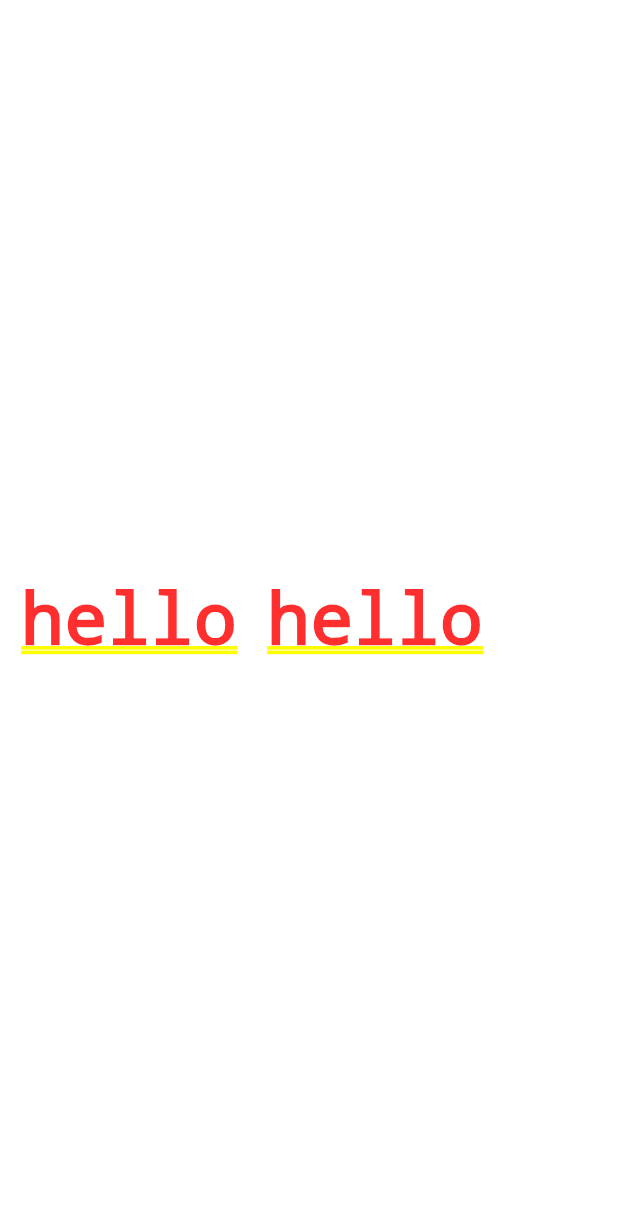
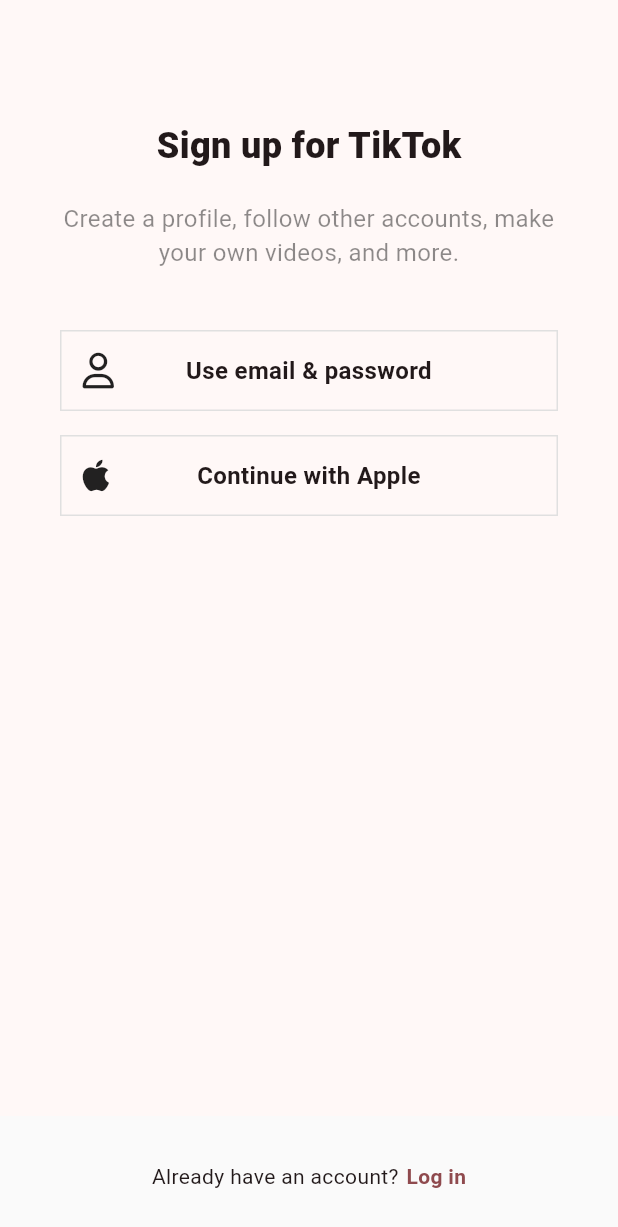
Before and after one commit to bristolkon3802/tiktok_clone, a Flutter app: the screen it shows after launch, on a phone screen of 412 x 824 dp. Shown: the top 1227 px of the screen. Run offline on Flutter 3.47's test engine with Material 3 defaults, Android fonts, the phone set to English and light mode, and no system bars; our stand-ins replace font_awesome_flutter.

Commit message:
로그인, 등록 screen 정의

```diff
--- /dev/null
+++ b/lib/features/authentication/sign_up_screen.dart
@@ -0,0 +1,82 @@
+import 'package:flutter/material.dart';
+import 'package:font_awesome_flutter/font_awesome_flutter.dart';
+import 'package:tiktok_clone/constants/gaps.dart';
+import 'package:tiktok_clone/constants/sizes.dart';
+import 'package:tiktok_clone/features/authentication/login_screen.dart';
+import 'package:tiktok_clone/features/authentication/widgets/auth_button.dart';
+
+class SignUpScreen extends StatelessWidget {
+  const SignUpScreen({super.key});
+
+  void onLoginTap(BuildContext context) {
+    Navigator.of(context).push(MaterialPageRoute(
+      builder: (context) => const LoginScreen(),
+    ));
+  }
+
+  @override
+  Widget build(BuildContext context) {
+    return Scaffold(
+      body: const SafeArea(
+        child: Padding(
+          padding: EdgeInsets.symmetric(
+            horizontal: Sizes.size40,
+          ),
+          child: Column(
+            children: [
+              Gaps.v80,
+              Text(
+                'Sign up for TikTok',
+                style: TextStyle(
+                  fontSize: Sizes.size24,
+                  fontWeight: FontWeight.w800,
+                ),
+              ),
+              Gaps.v20,
+              Text(
+                'Create a profile, follow other accounts, make your own videos, and more.',
+                style: TextStyle(
+                  fontSize: Sizes.size16,
+                  color: Colors.black45,
+                ),
+                textAlign: TextAlign.center,
+              ),
+              Gaps.v40,
+              AuthButton(
+                  icon: FaIcon(FontAwesomeIcons.user),
+                  text: "Use email & password"),
+              Gaps.v16,
+              AuthButton(
+                  icon: FaIcon(FontAwesomeIcons.apple),
+                  text: "Continue with Apple"),
+            ],
+          ),
+        ),
+      ),
+      bottomNavigationBar: BottomAppBar(
+        color: Colors.grey.shade50,
+        elevation: 1,
+        child: Padding(
+          padding: const EdgeInsets.symmetric(vertical: Sizes.size10),
+          child: Row(
+            mainAxisAlignment: MainAxisAlignment.center,
+            children: [
+              const Text('Already have an account?'),
+              Gaps.h5,
+              GestureDetector(
+                onTap: () => onLoginTap(context),
+                child: Text(
+                  'Log in',
+                  style: TextStyle(
+                    fontWeight: FontWeight.w600,
+                    color: Theme.of(context).primaryColor,
+                  ),
+                ),
+              ),
+            ],
+          ),
+        ),
+      ),
+    );
+  }
+}
--- /dev/null
+++ b/lib/features/authentication/widgets/auth_button.dart
@@ -0,0 +1,47 @@
+import 'package:flutter/material.dart';
+import 'package:font_awesome_flutter/font_awesome_flutter.dart';
+import 'package:tiktok_clone/constants/sizes.dart';
+
+class AuthButton extends StatelessWidget {
+  final String text;
+  final FaIcon icon;
+
+  const AuthButton({
+    super.key,
+    required this.text,
+    required this.icon,
+  });
+
+  @override
+  Widget build(BuildContext context) {
+    return FractionallySizedBox(
+      widthFactor: 1,
+      child: Container(
+        padding: const EdgeInsets.all(Sizes.size14),
+        decoration: BoxDecoration(
+          border: Border.all(
+            color: Colors.grey.shade300,
+            width: Sizes.size1,
+          ),
+        ),
+        child: Stack(
+          alignment: Alignment.center,
+          children: [
+            Align(
+              alignment: Alignment.centerLeft,
+              child: icon,
+            ),
+            Text(
+              text,
+              style: const TextStyle(
+                fontSize: Sizes.size16,
+                fontWeight: FontWeight.w600,
+              ),
+              textAlign: TextAlign.center,
+            )
+          ],
+        ),
+      ),
+    );
+  }
+}
--- a/lib/main.dart
+++ b/lib/main.dart
@@ -1,6 +1,5 @@
 import 'package:flutter/material.dart';
-import 'package:tiktok_clone/constants/gaps.dart';
-import 'package:tiktok_clone/constants/sizes.dart';
+import 'package:tiktok_clone/features/authentication/sign_up_screen.dart';
 
 void main() {
   runApp(const TikTokApp());
@@ -20,18 +19,7 @@ class TikTokApp extends StatelessWidget {
         ),
         useMaterial3: true,
       ),
-      home: Padding(
-        padding: const EdgeInsets.all(Sizes.size14),
-        child: Container(
-          child: const Row(
-            children: [
-              Text('hello'),
-              Gaps.h20,
-              Text('hello'),
-            ],
-          ),
-        ),
-      ),
+      home: const SignUpScreen(),
     );
   }
 }
```
Also changed, not shown: lib/features/authentication/login_screen.dart (added, +79 -0 lines), pubspec.yaml (+4 -4 lines), pubspec.lock, 1 other file.
